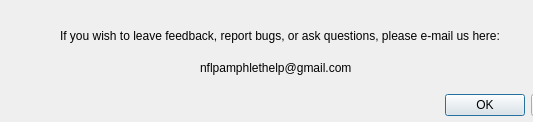
rcatalasan/NFL-Pamphlet, file dialog.ui: the form before one commit.
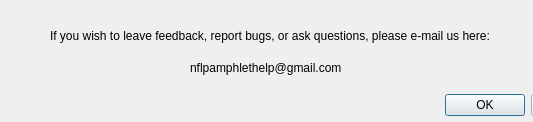
The form after the commit.

Patch:
```diff
--- a/dialog.ui
+++ b/dialog.ui
@@ -32,7 +32,7 @@
   <widget class="QLabel" name="label">
    <property name="geometry">
     <rect>
-     <x>60</x>
+     <x>50</x>
      <y>20</y>
      <width>471</width>
      <height>31</height>
@@ -45,7 +45,7 @@
   <widget class="QLabel" name="label_2">
    <property name="geometry">
     <rect>
-     <x>200</x>
+     <x>190</x>
      <y>60</y>
      <width>231</width>
      <height>16</height>
```
Left out of the diff: 4 changed lines with no effect on the pictures.
